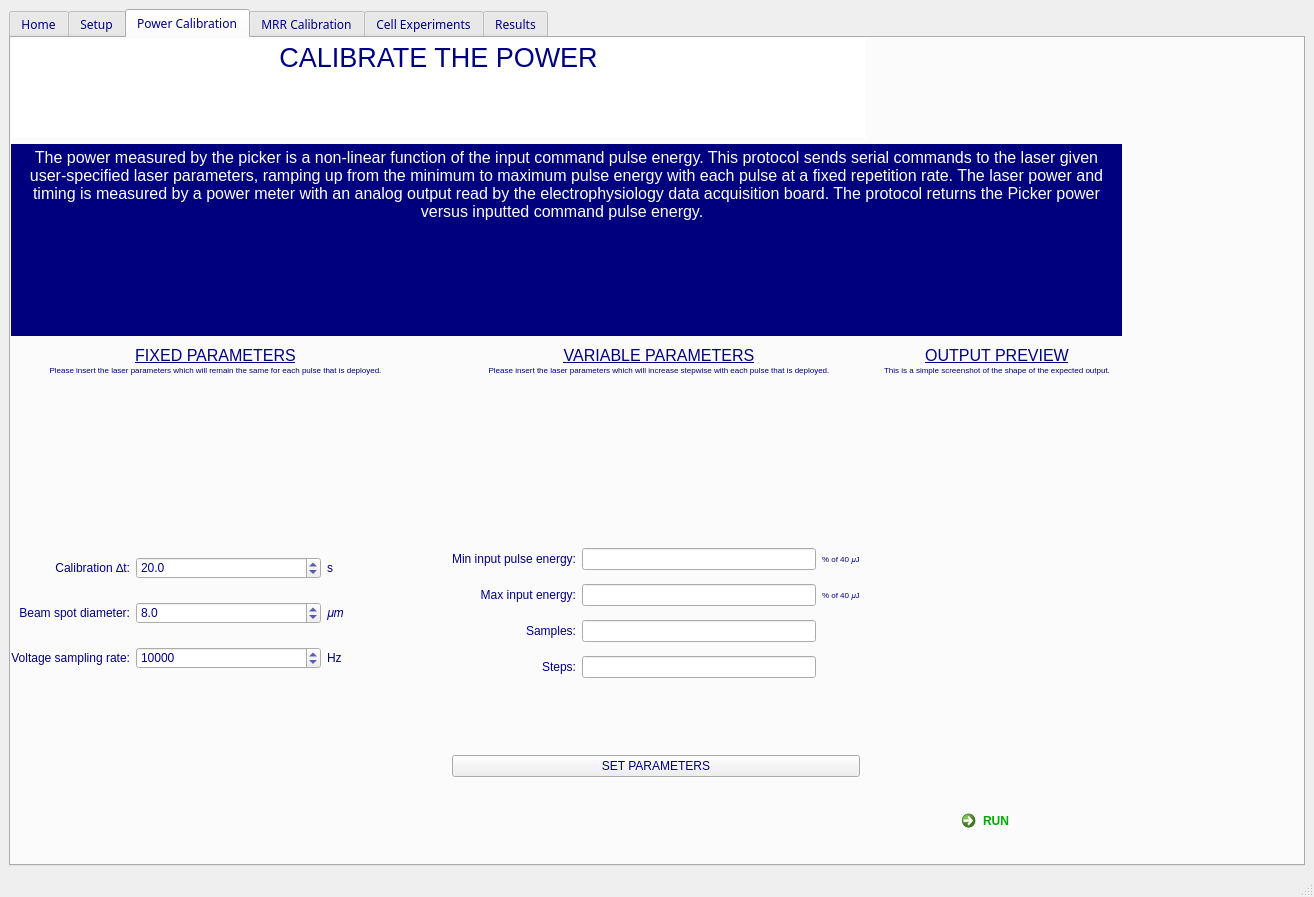
This is MainApp.ui in AliSan123/Optogenetics_project as Qt 5 draws it before an edit. The edited form follows.
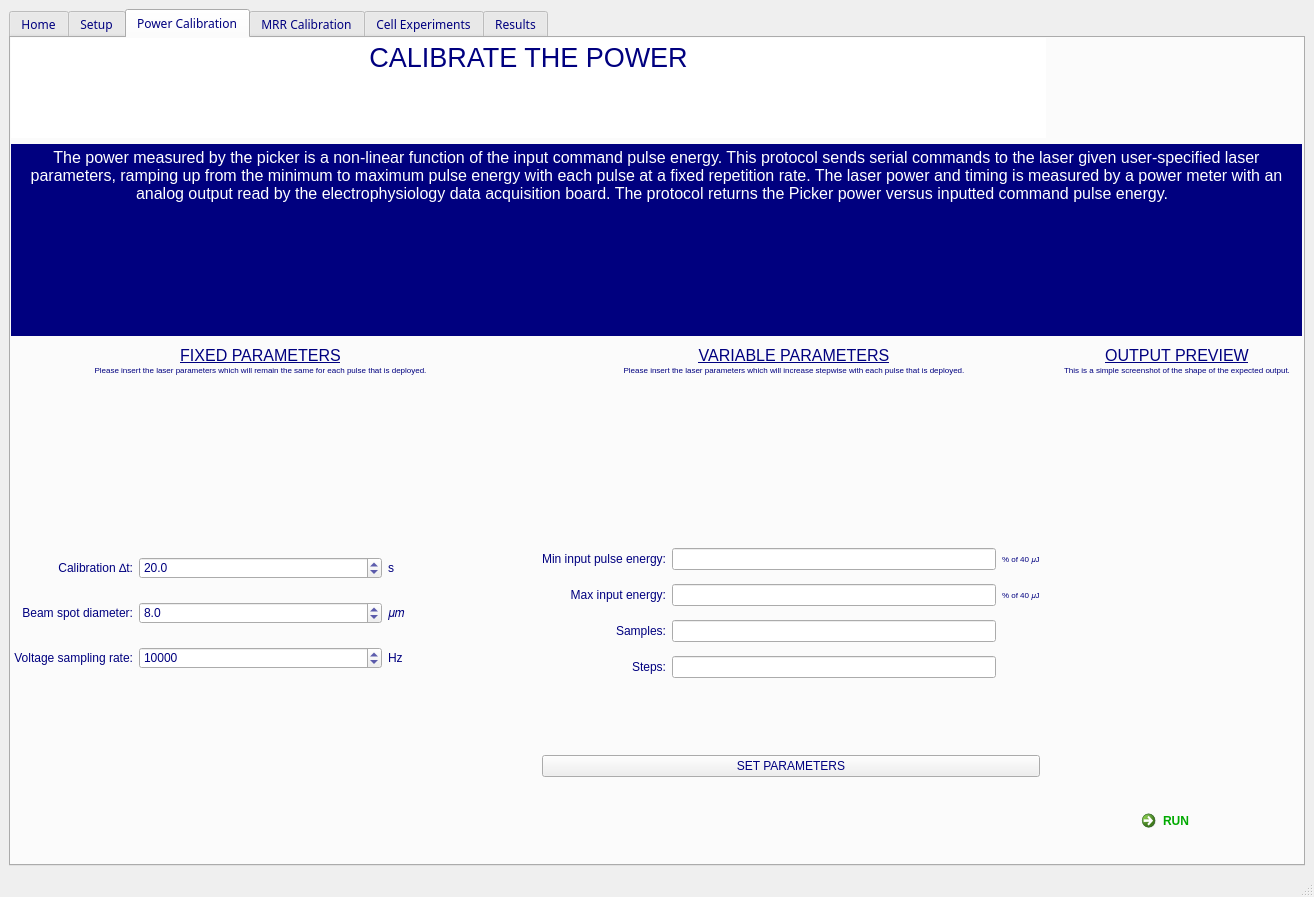
This is the edited form. The open tabs and pages were chosen to show the change. Icons and pictures are not drawn.

The edit to the form file:
```diff
--- a/MainApp.ui
+++ b/MainApp.ui
@@ -1410,7 +1410,7 @@
          <rect>
           <x>0</x>
           <y>0</y>
-          <width>1111</width>
+          <width>1291</width>
           <height>801</height>
          </rect>
         </property>
@@ -1732,6 +1732,12 @@
             <iconset resource="../../icons.qrc">
              <normaloff>:/Icons/QTIcons/RunArrow.png</normaloff>:/Icons/QTIcons/RunArrow.png</iconset>
            </property>
+           <property name="iconSize">
+            <size>
+             <width>40</width>
+             <height>40</height>
+            </size>
+           </property>
            <property name="checkable">
             <bool>false</bool>
            </property>
```
Left out of the diff: 2 changed lines with no effect on the pictures.
